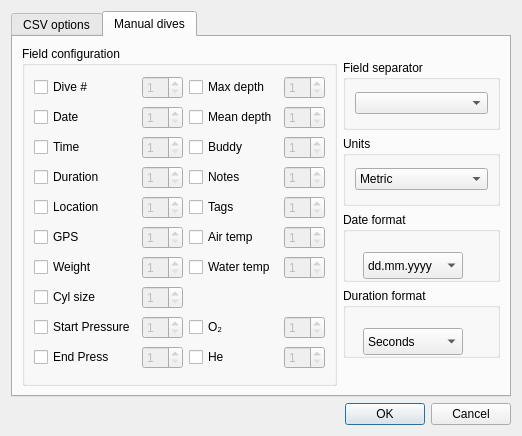
subsurface/subsurface, file qt-ui/divelogimportdialog.ui: the form before one commit.
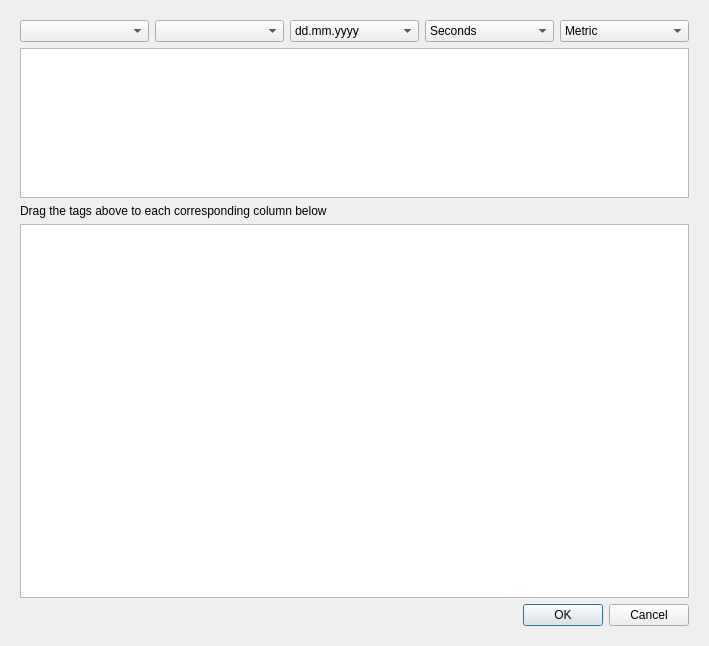
The form after the commit. The open tabs and pages were chosen to show the change. Icons and pictures are not drawn.

Commit message:
Clean a lot of code for a new and improved CSV import dialog
This mostly cleans out stuff that is going to be uneeded.

Patch:
```diff
--- a/qt-ui/divelogimportdialog.ui
+++ b/qt-ui/divelogimportdialog.ui
@@ -6,8 +6,8 @@
    <rect>
     <x>0</x>
     <y>0</y>
-    <width>522</width>
-    <height>436</height>
+    <width>709</width>
+    <height>646</height>
    </rect>
   </property>
   <property name="windowTitle">
@@ -19,786 +19,6 @@
    </iconset>
   </property>
   <layout class="QVBoxLayout" name="verticalLayout">
-   <item>
-    <widget class="QTabWidget" name="tabWidget">
-     <property name="currentIndex">
-      <number>0</number>
-     </property>
-     <widget class="QWidget" name="tab">
-      <attribute name="title">
-       <string>CSV options</string>
-      </attribute>
-      <layout class="QGridLayout" name="gridLayout_2">
-       <item row="2" column="1">
-        <widget class="QGroupBox" name="groupBox_7">
-         <property name="title">
-          <string>Units</string>
-         </property>
-         <layout class="QHBoxLayout" name="horizontalLayout_4b">
-          <item>
-           <widget class="QComboBox" name="CSVUnits">
-            <item>
-             <property name="text">
-              <string>Metric</string>
-             </property>
-            </item>
-            <item>
-             <property name="text">
-              <string>Imperial</string>
-             </property>
-            </item>
-           </widget>
-          </item>
-         </layout>
-        </widget>
-       </item>
-       <item row="0" column="1">
-        <widget class="QGroupBox" name="groupBox_2">
-         <property name="title">
-          <string>Field separator</string>
-         </property>
-         <layout class="QHBoxLayout" name="horizontalLayout_2">
-          <item>
-           <widget class="QComboBox" name="CSVSeparator"/>
-          </item>
-         </layout>
-        </widget>
-       </item>
-       <item row="3" column="1">
-        <spacer name="verticalSpacer">
-         <property name="orientation">
-          <enum>Qt::Vertical</enum>
-         </property>
-         <property name="sizeHint" stdset="0">
-          <size>
-           <width>20</width>
-           <height>40</height>
-          </size>
-         </property>
-        </spacer>
-       </item>
-       <item row="0" column="0" rowspan="3">
-        <widget class="QGroupBox" name="groupBox_3">
-         <property name="title">
-          <string>Field configuration</string>
-         </property>
-         <layout class="QGridLayout" name="gridLayout">
-          <item row="3" column="1">
-           <widget class="QSpinBox" name="CSVpo2">
-            <property name="enabled">
-             <bool>false</bool>
-            </property>
-            <property name="minimum">
-             <number>1</number>
-            </property>
-            <property name="value">
-             <number>1</number>
-            </property>
-           </widget>
-          </item>
-          <item row="1" column="1">
-           <widget class="QSpinBox" name="CSVDepth">
-            <property name="minimum">
-             <number>1</number>
-            </property>
-            <property name="value">
-             <number>2</number>
-            </property>
-           </widget>
-          </item>
-          <item row="2" column="1">
-           <widget class="QSpinBox" name="CSVTemperature">
-            <property name="enabled">
-             <bool>false</bool>
-            </property>
-            <property name="minimum">
-             <number>1</number>
-            </property>
-           </widget>
-          </item>
-          <item row="1" column="0">
-           <widget class="QLabel" name="label_2">
-            <property name="text">
-             <string>Depth</string>
-            </property>
-           </widget>
-          </item>
-          <item row="7" column="1">
-           <widget class="QSpinBox" name="CSVstopdepth">
-            <property name="enabled">
-             <bool>false</bool>
-            </property>
-            <property name="minimum">
-             <number>1</number>
-            </property>
-            <property name="value">
-             <number>1</number>
-            </property>
-           </widget>
-          </item>
-          <item row="7" column="0">
-           <widget class="QCheckBox" name="stopdepthCheckBox">
-            <property name="text">
-             <string>Stopdepth</string>
-            </property>
-           </widget>
-          </item>
-          <item row="8" column="1">
-           <widget class="QSpinBox" name="CSVpressure">
-            <property name="enabled">
-             <bool>false</bool>
-            </property>
-            <property name="minimum">
-             <number>1</number>
-            </property>
-            <property name="value">
-             <number>1</number>
-            </property>
-           </widget>
-          </item>
-          <item row="8" column="0">
-           <widget class="QCheckBox" name="pressureCheckBox">
-            <property name="text">
-             <string>Pressure</string>
-            </property>
-           </widget>
-          </item>
-          <item row="3" column="0">
-           <widget class="QCheckBox" name="po2CheckBox">
-            <property name="text">
-             <string>pO₂</string>
-            </property>
-           </widget>
-          </item>
-          <item row="0" column="0">
-           <widget class="QLabel" name="label">
-            <property name="text">
-             <string>Time</string>
-            </property>
-           </widget>
-          </item>
-          <item row="2" column="0">
-           <widget class="QCheckBox" name="temperatureCheckBox">
-            <property name="text">
-             <string>Temp</string>
-            </property>
-           </widget>
-          </item>
-          <item row="0" column="1">
-           <widget class="QSpinBox" name="CSVTime">
-            <property name="minimum">
-             <number>1</number>
-            </property>
-            <property name="value">
-             <number>1</number>
-            </property>
-           </widget>
-          </item>
-          <item row="4" column="1">
-           <widget class="QSpinBox" name="CSVcns">
-            <property name="enabled">
-             <bool>false</bool>
-            </property>
-            <property name="minimum">
-             <number>1</number>
-            </property>
-            <property name="value">
-             <number>1</number>
-            </property>
-           </widget>
-          </item>
-          <item row="5" column="0">
-           <widget class="QCheckBox" name="ndlCheckBox">
-            <property name="text">
-             <string>NDL</string>
-            </property>
-           </widget>
-          </item>
-          <item row="5" column="1">
-           <widget class="QSpinBox" name="CSVndl">
-            <property name="enabled">
-             <bool>false</bool>
-            </property>
-            <property name="minimum">
-             <number>1</number>
-            </property>
-            <property name="value">
-             <number>1</number>
-            </property>
-           </widget>
-          </item>
-          <item row="6" column="0">
-           <widget class="QCheckBox" name="ttsCheckBox">
-            <property name="text">
-             <string>TTS</string>
-            </property>
-           </widget>
-          </item>
-          <item row="6" column="1">
-           <widget class="QSpinBox" name="CSVtts">
-            <property name="enabled">
-             <bool>false</bool>
-            </property>
-            <property name="minimum">
-             <number>1</number>
-            </property>
-            <property name="value">
-             <number>1</number>
-            </property>
-           </widget>
-          </item>
-          <item row="4" column="0">
-           <widget class="QCheckBox" name="cnsCheckBox">
-            <property name="text">
-             <string>Cns</string>
-            </property>
-           </widget>
-          </item>
-         </layout>
-         <zorder>CSVpressure</zorder>
-         <zorder>pressureCheckBox</zorder>
-         <zorder>ndlCheckBox</zorder>
-         <zorder>CSVndl</zorder>
-         <zorder>ttsCheckBox</zorder>
-         <zorder>CSVtts</zorder>
-         <zorder>label</zorder>
-         <zorder>label_2</zorder>
-         <zorder>CSVTime</zorder>
-         <zorder>CSVDepth</zorder>
-         <zorder>temperatureCheckBox</zorder>
-         <zorder>CSVTemperature</zorder>
-         <zorder>po2CheckBox</zorder>
-         <zorder>CSVpo2</zorder>
-         <zorder>cnsCheckBox</zorder>
-         <zorder>CSVcns</zorder>
-         <zorder>stopdepthCheckBox</zorder>
-         <zorder>CSVstopdepth</zorder>
-        </widget>
-       </item>
-       <item row="1" column="1">
-        <widget class="QGroupBox" name="groupBox_4">
-         <property name="title">
-          <string>Pre-configured imports</string>
-         </property>
-         <layout class="QHBoxLayout" name="horizontalLayout_4">
-          <item>
-           <widget class="QComboBox" name="knownImports">
-            <property name="currentIndex">
-             <number>-1</number>
-            </property>
-           </widget>
-          </item>
-         </layout>
-        </widget>
-       </item>
-      </layout>
-     </widget>
-     <widget class="QWidget" name="tab_2">
-      <attribute name="title">
-       <string>Manual dives</string>
-      </attribute>
-      <layout class="QGridLayout" name="gridLayout_4">
-       <item row="3" column="1">
-        <widget class="QGroupBox" name="groupBox_8">
-         <property name="sizePolicy">
-          <sizepolicy hsizetype="Preferred" vsizetype="Fixed">
-           <horstretch>0</horstretch>
-           <verstretch>0</verstretch>
-          </sizepolicy>
-         </property>
-         <property name="minimumSize">
-          <size>
-           <width>0</width>
-           <height>70</height>
-          </size>
-         </property>
-         <property name="toolTip">
-          <string>Choose day, month and year order for date format. The field separator can be any of the characters .-/.</string>
-         </property>
-         <property name="title">
-          <string>Date format</string>
-         </property>
-         <widget class="QComboBox" name="DateFormat">
-          <property name="geometry">
-           <rect>
-            <x>20</x>
-            <y>40</y>
-            <width>100</width>
-            <height>27</height>
-           </rect>
-          </property>
-          <item>
-           <property name="text">
-            <string>dd.mm.yyyy</string>
-           </property>
-          </item>
-          <item>
-           <property name="text">
-            <string>mm/dd/yyyy</string>
-           </property>
-          </item>
-          <item>
-           <property name="text">
-            <string>yyyy-mm-dd</string>
-           </property>
-          </item>
-         </widget>
-        </widget>
-       </item>
-       <item row="2" column="1">
-        <widget class="QGroupBox" name="groupBox_6">
-         <property name="sizePolicy">
-          <sizepolicy hsizetype="Preferred" vsizetype="Fixed">
-           <horstretch>0</horstretch>
-           <verstretch>0</verstretch>
-          </sizepolicy>
-         </property>
-         <property name="minimumSize">
-          <size>
-           <width>0</width>
-           <height>70</height>
-          </size>
-         </property>
-         <property name="title">
-          <string>Units</string>
-         </property>
-         <layout class="QHBoxLayout" name="horizontalLayout_5">
-          <item>
-           <widget class="QComboBox" name="Units">
-            <item>
-             <property name="text">
-              <string>Metric</string>
-             </property>
-            </item>
-            <item>
-             <property name="text">
-              <string>Imperial</string>
-             </property>
-            </item>
-           </widget>
-          </item>
-         </layout>
-        </widget>
-       </item>
-       <item row="0" column="0" rowspan="7">
-        <widget class="QGroupBox" name="groupBox">
-         <property name="title">
-          <string>Field configuration</string>
-         </property>
-         <layout class="QGridLayout" name="gridLayout_3">
-          <item row="0" column="0">
-           <widget class="QCheckBox" name="DiveNumberCheck">
-            <property name="text">
-             <string>Dive #</string>
-            </property>
-           </widget>
-          </item>
-          <item row="0" column="1">
-           <widget class="QSpinBox" name="DiveNumber">
-            <property name="enabled">
-             <bool>false</bool>
-            </property>
-            <property name="minimum">
-             <number>1</number>
-            </property>
-           </widget>
-          </item>
-          <item row="0" column="2">
-           <widget class="QCheckBox" name="MaxDepthCheck">
-            <property name="text">
-             <string>Max depth</string>
-            </property>
-           </widget>
-          </item>
-          <item row="0" column="3">
-           <widget class="QSpinBox" name="MaxDepth">
-            <property name="enabled">
-             <bool>false</bool>
-            </property>
-            <property name="minimum">
-             <number>1</number>
-            </property>
-           </widget>
-          </item>
-          <item row="1" column="0">
-           <widget class="QCheckBox" name="DateCheck">
-            <property name="toolTip">
-             <string>Date in dd.mm.yyyy, yyyy-mm-dd or mm/dd/yyyy format</string>
-            </property>
-            <property name="text">
-             <string>Date</string>
-            </property>
-           </widget>
-          </item>
-          <item row="1" column="1">
-           <widget class="QSpinBox" name="Date">
-            <property name="enabled">
-             <bool>false</bool>
-            </property>
-            <property name="toolTip">
-             <string>Date in dd.mm.yyyy, yyyy-mm-dd or mm/dd/yyyy format</string>
-            </property>
-            <property name="minimum">
-             <number>1</number>
-            </property>
-           </widget>
-          </item>
-          <item row="1" column="2">
-           <widget class="QCheckBox" name="MeanDepthCheck">
-            <property name="text">
-             <string>Mean depth</string>
-            </property>
-           </widget>
-          </item>
-          <item row="1" column="3">
-           <widget class="QSpinBox" name="MeanDepth">
-            <property name="enabled">
-             <bool>false</bool>
-            </property>
-            <property name="minimum">
-             <number>1</number>
-            </property>
-           </widget>
-          </item>
-          <item row="2" column="0">
-           <widget class="QCheckBox" name="TimeCheck">
-            <property name="text">
-             <string>Time</string>
-            </property>
-           </widget>
-          </item>
-          <item row="2" column="1">
-           <widget class="QSpinBox" name="Time">
-            <property name="enabled">
-             <bool>false</bool>
-            </property>
-            <property name="minimum">
-             <number>1</number>
-            </property>
-           </widget>
-          </item>
-          <item row="2" column="2">
-           <widget class="QCheckBox" name="BuddyCheck">
-            <property name="text">
-             <string>Buddy</string>
-            </property>
-           </widget>
-          </item>
-          <item row="2" column="3">
-           <widget class="QSpinBox" name="Buddy">
-            <property name="enabled">
-             <bool>false</bool>
-            </property>
-            <property name="minimum">
-             <number>1</number>
-            </property>
-           </widget>
-          </item>
-          <item row="3" column="0">
-           <widget class="QCheckBox" name="DurationCheck">
-            <property name="toolTip">
-             <string>Dive duration in seconds or in min:sec format</string>
-            </property>
-            <property name="text">
-             <string>Duration</string>
-            </property>
-           </widget>
-          </item>
-          <item row="3" column="1">
-           <widget class="QSpinBox" name="Duration">
-            <property name="enabled">
-             <bool>false</bool>
-            </property>
-            <property name="toolTip">
-             <string>Dive duration in seconds or in min:sec format</string>
-            </property>
-            <property name="minimum">
-             <number>1</number>
-            </property>
-           </widget>
-          </item>
-          <item row="3" column="2">
-           <widget class="QCheckBox" name="NotesCheck">
-            <property name="text">
-             <string>Notes</string>
-            </property>
-           </widget>
-          </item>
-          <item row="3" column="3">
-           <widget class="QSpinBox" name="Notes">
-            <property name="enabled">
-             <bool>false</bool>
-            </property>
-            <property name="minimum">
-             <number>1</number>
-            </property>
-           </widget>
-          </item>
-          <item row="4" column="0">
-           <widget class="QCheckBox" name="LocationCheck">
-            <property name="text">
-             <string>Location</string>
-            </property>
-           </widget>
-          </item>
-          <item row="4" column="1">
-           <widget class="QSpinBox" name="Location">
-            <property name="enabled">
-             <bool>false</bool>
-            </property>
-            <property name="minimum">
-             <number>1</number>
-            </property>
-           </widget>
-          </item>
-          <item row="6" column="0">
-           <widget class="QCheckBox" name="WeightCheck">
-            <property name="text">
-             <string>Weight</string>
-            </property>
-           </widget>
-          </item>
-          <item row="6" column="1">
-           <widget class="QSpinBox" name="Weight">
-            <property name="enabled">
-             <bool>false</bool>
-            </property>
-            <property name="minimum">
-             <number>1</number>
-            </property>
-           </widget>
-          </item>
-          <item row="5" column="0">
-           <widget class="QCheckBox" name="GpsCheck">
-            <property name="text">
-             <string>GPS</string>
-            </property>
-           </widget>
-          </item>
-          <item row="5" column="1">
-           <widget class="QSpinBox" name="Gps">
-            <property name="enabled">
-             <bool>false</bool>
-            </property>
-            <property name="minimum">
-             <number>1</number>
-            </property>
-           </widget>
-          </item>
-          <item row="4" column="2">
-           <widget class="QCheckBox" name="TagsCheck">
-            <property name="text">
-             <string>Tags</string>
-            </property>
-           </widget>
-          </item>
-          <item row="4" column="3">
-           <widget class="QSpinBox" name="Tags">
-            <property name="enabled">
-             <bool>false</bool>
-            </property>
-            <property name="minimum">
-             <number>1</number>
-            </property>
-           </widget>
-          </item>
-          <item row="7" column="0">
-           <widget class="QCheckBox" name="CylinderSizeCheck">
-            <property name="text">
-             <string>Cyl size</string>
-            </property>
-           </widget>
-          </item>
-          <item row="7" column="1">
-           <widget class="QSpinBox" name="CylinderSize">
-            <property name="enabled">
-             <bool>false</bool>
-            </property>
-            <property name="minimum">
-             <number>1</number>
-            </property>
-           </widget>
-          </item>
-          <item row="5" column="2">
-           <widget class="QCheckBox" name="AirTempCheck">
-            <property name="text">
-             <string>Air temp</string>
-            </property>
-           </widget>
-          </item>
-          <item row="5" column="3">
-           <widget class="QSpinBox" name="AirTemp">
-            <property name="enabled">
-             <bool>false</bool>
-            </property>
-            <property name="minimum">
-             <number>1</number>
-            </property>
-           </widget>
-          </item>
-          <item row="8" column="0">
-           <widget class="QCheckBox" name="StartPressureCheck">
-            <property name="text">
-             <string>Start Pressure</string>
-            </property>
-           </widget>
-          </item>
-          <item row="8" column="1">
-           <widget class="QSpinBox" name="StartPressure">
-            <property name="enabled">
-             <bool>false</bool>
-            </property>
-            <property name="minimum">
-             <number>1</number>
-            </property>
-           </widget>
-          </item>
-          <item row="6" column="2">
-           <widget class="QCheckBox" name="WaterTempCheck">
-            <property name="text">
-             <string>Water temp</string>
-            </property>
-           </widget>
-          </item>
-          <item row="6" column="3">
-           <widget class="QSpinBox" name="WaterTemp">
-            <property name="enabled">
-             <bool>false</bool>
-            </property>
-            <property name="minimum">
-             <number>1</number>
-            </property>
-           </widget>
-          </item>
-          <item row="9" column="0">
-           <widget class="QCheckBox" name="EndPressureCheck">
-            <property name="text">
-             <string>End Press</string>
-            </property>
-           </widget>
-          </item>
-          <item row="9" column="1">
-           <widget class="QSpinBox" name="EndPressure">
-            <property name="enabled">
-             <bool>false</bool>
-            </property>
-            <property name="minimum">
-             <number>1</number>
-            </property>
-           </widget>
-          </item>
-          <item row="8" column="2">
-           <widget class="QCheckBox" name="O2Check">
-            <property name="text">
-             <string>O₂</string>
-            </property>
-           </widget>
-          </item>
-          <item row="8" column="3">
-           <widget class="QSpinBox" name="O2">
-            <property name="enabled">
-             <bool>false</bool>
-            </property>
-            <property name="minimum">
-             <number>1</number>
-            </property>
-           </widget>
-          </item>
-          <item row="9" column="2">
-           <widget class="QCheckBox" name="HeCheck">
-            <property name="text">
-             <string>He</string>
-            </property>
-           </widget>
-          </item>
-          <item row="9" column="3">
-           <widget class="QSpinBox" name="He">
-            <property name="enabled">
-             <bool>false</bool>
-            </property>
-            <property name="minimum">
-             <number>1</number>
-            </property>
-           </widget>
-          </item>
-         </layout>
-        </widget>
-       </item>
-       <item row="4" column="1">
-        <widget class="QGroupBox" name="groupBox_9">
-         <property name="sizePolicy">
-          <sizepolicy hsizetype="Preferred" vsizetype="Fixed">
-           <horstretch>0</horstretch>
-           <verstretch>0</verstretch>
-          </sizepolicy>
-         </property>
-         <property name="minimumSize">
-          <size>
-           <width>0</width>
-           <height>70</height>
-          </size>
-         </property>
-         <property name="toolTip">
-          <string>Choose duration format.</string>
-         </property>
-         <property name="title">
-          <string>Duration format</string>
-         </property>
-         <widget class="QComboBox" name="DurationFormat">
-          <property name="geometry">
-           <rect>
-            <x>20</x>
-            <y>40</y>
-            <width>100</width>
-            <height>27</height>
-           </rect>
-          </property>
-          <item>
-           <property name="text">
-            <string>Seconds</string>
-           </property>
-          </item>
-          <item>
-           <property name="text">
-            <string>Minutes</string>
-           </property>
-          </item>
-          <item>
-           <property name="text">
-            <string>Minutes:seconds</string>
-           </property>
-          </item>
-         </widget>
-        </widget>
-       </item>
-       <item row="1" column="1">
-        <widget class="QGroupBox" name="groupBox_5">
-         <property name="sizePolicy">
-          <sizepolicy hsizetype="Preferred" vsizetype="Fixed">
-           <horstretch>0</horstretch>
-           <verstretch>0</verstretch>
-          </sizepolicy>
-         </property>
-         <property name="minimumSize">
-          <size>
-           <width>0</width>
-           <height>70</height>
-          </size>
-         </property>
-         <property name="title">
-          <string>Field separator</string>
-         </property>
-         <layout class="QHBoxLayout" name="horizontalLayout">
-          <item>
-           <widget class="QComboBox" name="ManualSeparator"/>
-          </item>
-         </layout>
-        </widget>
-       </item>
-      </layout>
-     </widget>
-    </widget>
-   </item>
    <item>
     <widget class="QWidget" name="horizontalWidget" native="true">
      <layout class="QHBoxLayout" name="horizontalLayout_3">
@@ -820,15 +40,92 @@
       <item>
        <widget class="QWidget" name="verticalWidget" native="true">
         <layout class="QVBoxLayout" name="verticalLayout_2">
-         <property name="topMargin">
-          <number>0</number>
-         </property>
-         <property name="rightMargin">
-          <number>0</number>
-         </property>
-         <property name="bottomMargin">
-          <number>0</number>
-         </property>
+         <item>
+          <layout class="QHBoxLayout" name="horizontalLayout">
+           <item>
+            <widget class="QComboBox" name="knownImports">
+             <property name="currentIndex">
+              <number>-1</number>
+             </property>
+            </widget>
+           </item>
+           <item>
+            <widget class="QComboBox" name="CSVSeparator"/>
+           </item>
+           <item>
+            <widget class="QComboBox" name="DateFormat">
+             <item>
+              <property name="text">
+               <string>dd.mm.yyyy</string>
+              </property>
+             </item>
+             <item>
+              <property name="text">
+               <string>mm/dd/yyyy</string>
+              </property>
+             </item>
+             <item>
+              <property name="text">
+               <string>yyyy-mm-dd</string>
+              </property>
+             </item>
+            </widget>
+           </item>
+           <item>
+            <widget class="QComboBox" name="DurationFormat">
+             <item>
+              <property name="text">
+               <string>Seconds</string>
+              </property>
+             </item>
+             <item>
+              <property name="text">
+               <string>Minutes</string>
+              </property>
+             </item>
+             <item>
+              <property name="text">
+               <string>Minutes:seconds</string>
+              </property>
+             </item>
+            </widget>
+           </item>
+           <item>
+            <widget class="QComboBox" name="CSVUnits">
+             <item>
+              <property name="text">
+               <string>Metric</string>
+              </property>
+             </item>
+             <item>
+              <property name="text">
+               <string>Imperial</string>
+              </property>
+             </item>
+            </widget>
+           </item>
+          </layout>
+         </item>
+         <item>
+          <widget class="QListView" name="avaliableColumns">
+           <property name="maximumSize">
+            <size>
+             <width>16777215</width>
+             <height>150</height>
+            </size>
+           </property>
+          </widget>
+         </item>
+         <item>
+          <widget class="QLabel" name="label">
+           <property name="text">
+            <string>Drag the tags above to each corresponding column below</string>
+           </property>
+          </widget>
+         </item>
+         <item>
+          <widget class="QTableView" name="tableView"/>
+         </item>
          <item>
           <widget class="QDialogButtonBox" name="buttonBox">
            <property name="orientation">
```
Left out of the diff: 392 changed lines with no effect on the pictures. The commit also changes 2 other files.
